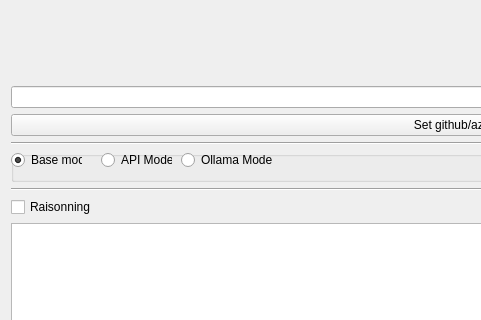
Old version of the form SlicerGPT/Resources/UI/SlicerGPT.ui in the repository yanisseF69/SlicerExtensionSandBox; both pictures show x 0 to 481 and y 122 to 442 of the 959 by 803 pixel window.
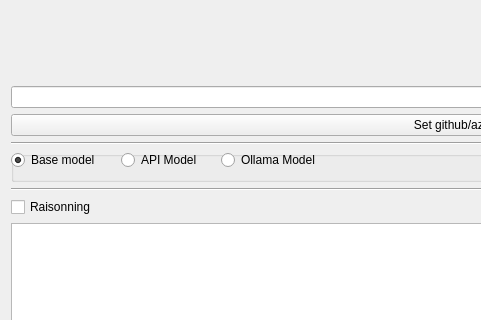
New version of the form. Custom widgets are drawn as their Qt base class.

Patch:
```diff
--- a/SlicerGPT/Resources/UI/SlicerGPT.ui
+++ b/SlicerGPT/Resources/UI/SlicerGPT.ui
@@ -59,9 +59,9 @@
      <widget class="QRadioButton" name="apiButton">
       <property name="geometry">
        <rect>
-        <x>90</x>
+        <x>110</x>
         <y>0</y>
-        <width>71</width>
+        <width>91</width>
         <height>18</height>
        </rect>
       </property>
@@ -74,7 +74,7 @@
        <rect>
         <x>0</x>
         <y>0</y>
-        <width>71</width>
+        <width>101</width>
         <height>18</height>
        </rect>
       </property>
@@ -88,9 +88,9 @@
      <widget class="QRadioButton" name="ollamaButton">
       <property name="geometry">
        <rect>
-        <x>170</x>
+        <x>210</x>
         <y>0</y>
-        <width>91</width>
+        <width>111</width>
         <height>18</height>
        </rect>
       </property>
```
